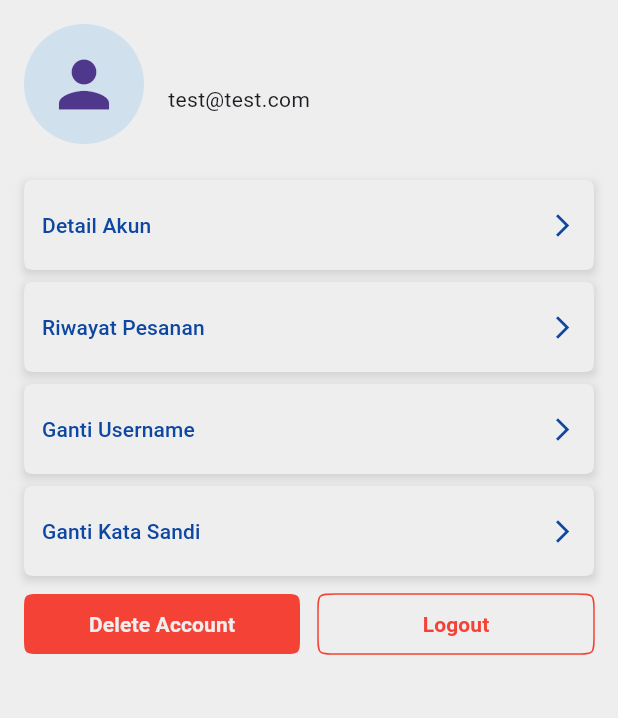
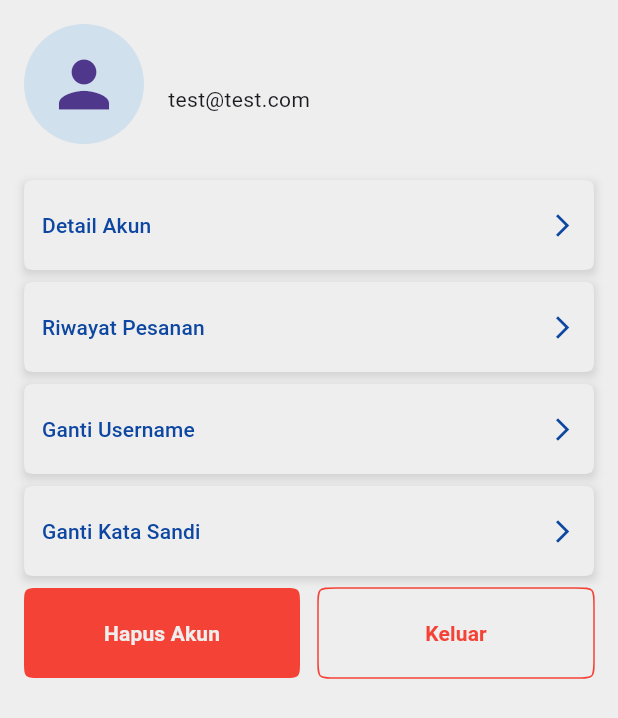
Before and after one commit to Vrits/cargo_app, a Flutter app: the LoggedIn screen opened directly with empty values, on a phone screen of 412 x 824 dp. Shown: the top 718 px of the screen. Run offline on Flutter 3.47's test engine with Material 3 defaults, Android fonts, the phone set to English and light mode, and no system bars; our stand-ins replace flutter_map, flutter_svg, latlong2.

```diff
--- a/lib/pages/Akun/logged_in.dart
+++ b/lib/pages/Akun/logged_in.dart
@@ -45,7 +45,6 @@ class LoggedIn extends StatelessWidget {
               height: 24,
             ),
             AccountButton('Detail Akun'),
-            // Text('Detail Akun'),
             AccountButton('Riwayat Pesanan'),
             AccountButton('Ganti Username'),
             AccountButton('Ganti Kata Sandi'),
@@ -60,11 +59,14 @@ class LoggedIn extends StatelessWidget {
                           backgroundColor:
                               MaterialStatePropertyAll<Color>(Colors.red)),
                       onPressed: () {},
+                      child: Container(
+                        padding: EdgeInsets.symmetric(vertical: 12),
                         child: Text(
-                        'Delete Account',
+                          'Hapus Akun',
                           style: TextStyle(
                               color: Colors.grey[200],
                               fontWeight: FontWeight.bold),
+                        ),
                       )),
                 ),
                 SizedBox(
@@ -88,10 +90,13 @@ class LoggedIn extends StatelessWidget {
                       onPressed: () {
                         loginHandler(false);
                       },
+                      child: Container(
+                        padding: EdgeInsets.symmetric(vertical: 12),
                         child: Text(
-                        'Logout',
+                          'Keluar',
                           style: TextStyle(
                               color: Colors.red, fontWeight: FontWeight.bold),
+                        ),
                       )),
                 ),
               ],
```
Also changed, not shown: lib/pages/Akun/account.dart (+11 -14 lines), lib/pages/Home/home.dart (+18 -8 lines), lib/pages/Home/navbar.dart (+12 -2 lines). Lines whose indentation alone changed are shown as unchanged.
